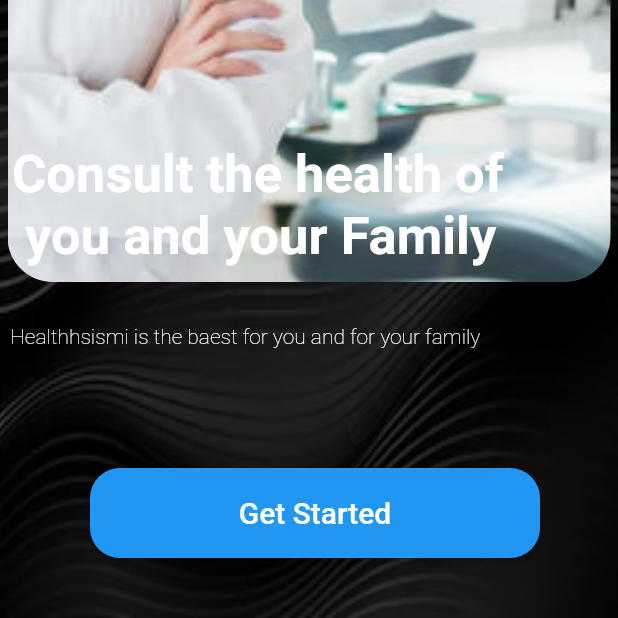
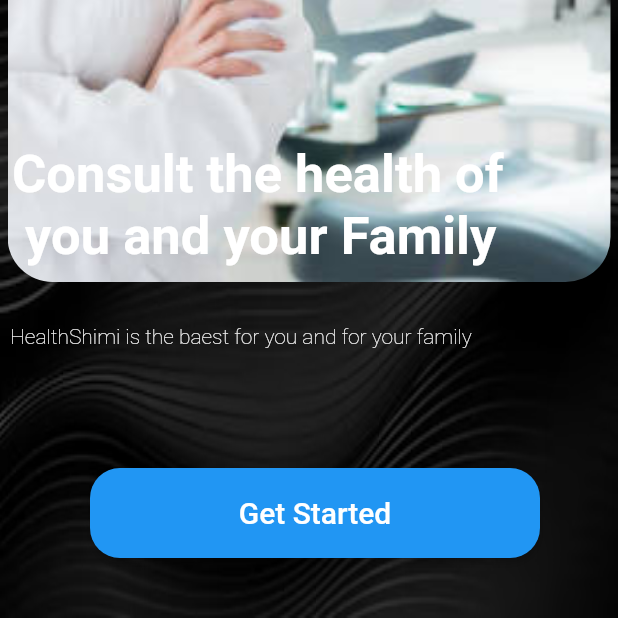
Before and after one commit to saliq-2/Health-app, a Flutter app: the screen it shows after launch, on a phone screen of 412 x 824 dp, the part 618-1236 px from its top. Run offline on Flutter 3.47's test engine with Material 2 defaults, Android fonts, the phone set to English and light mode, and no system bars; our stand-ins replace font_awesome_flutter, google_nav_bar.

Commit message:
name change intropage

```diff
--- a/lib/pages/intropage.dart
+++ b/lib/pages/intropage.dart
@@ -47,7 +47,7 @@ class intropage extends StatelessWidget
                       fontWeight: FontWeight.bold,),),
                   ),
                   SizedBox(height: 30,),
-                  Text("  Healthhsismi is the baest for you and for your family",style: TextStyle(color: Colors.white,fontWeight: FontWeight.w200),),
+                  Text("  HealthShimi is the baest for you and for your family",style: TextStyle(color: Colors.white,fontWeight: FontWeight.w200),),
 
 
 
```
